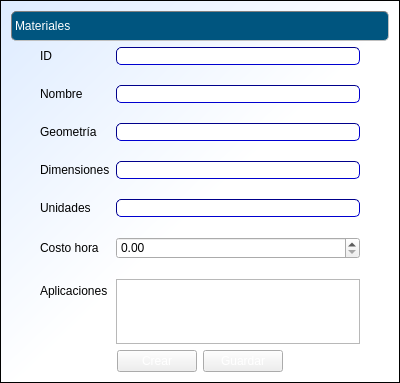
Exxu/cosmec-si, file cosmec/formulariomateriales.ui: the form before one commit.
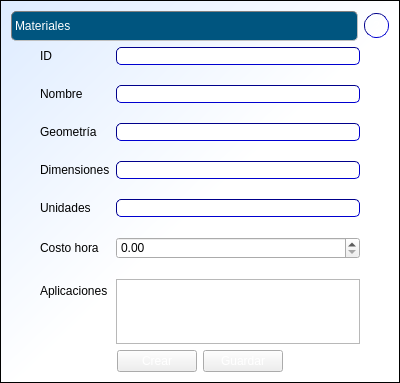
The form after the commit.

Commit message: botones de ayuda. connects hasta cargos. ayuda maq completa

```diff
--- a/cosmec/formulariomateriales.ui
+++ b/cosmec/formulariomateriales.ui
@@ -46,6 +46,11 @@
 font: 11pt &quot;Arial&quot;;
 background: transparent;
 }
+QPushButton#pushButton_3{ /*ayuda*/
+  border: 1px inset darkblue;
+  border-radius:12px;
+ font: bold 12pt &quot;Calibri&quot;;
+}
 .QPushButton {
 background: qlineargradient(
   x1:0, y1:0, x2:0, y2:1,
@@ -65,6 +70,8 @@
   </property>
   <layout class="QVBoxLayout" name="verticalLayout">
    <item>
+    <layout class="QHBoxLayout" name="horizontalLayout_3">
+     <item>
     <widget class="QLabel" name="label">
      <property name="minimumSize">
       <size>
@@ -76,6 +83,27 @@
       <string>Materiales</string>
      </property>
     </widget>
+     </item>
+     <item>
+      <widget class="QPushButton" name="pushButton_3">
+       <property name="minimumSize">
+        <size>
+         <width>25</width>
+         <height>25</height>
+        </size>
+       </property>
+       <property name="maximumSize">
+        <size>
+         <width>25</width>
+         <height>25</height>
+        </size>
+       </property>
+       <property name="text">
+        <string>?</string>
+       </property>
+      </widget>
+     </item>
+    </layout>
    </item>
    <item>
     <spacer name="verticalSpacer">
```
Lines whose indentation alone changed are shown as unchanged. The commit also changes 30 other files.
